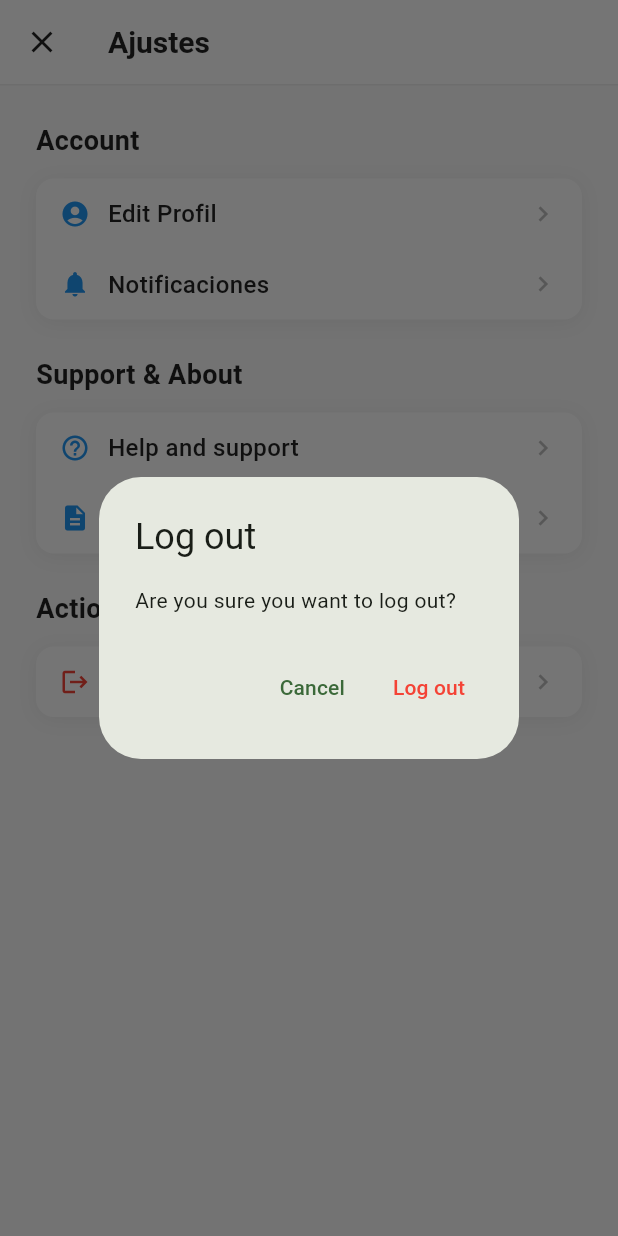
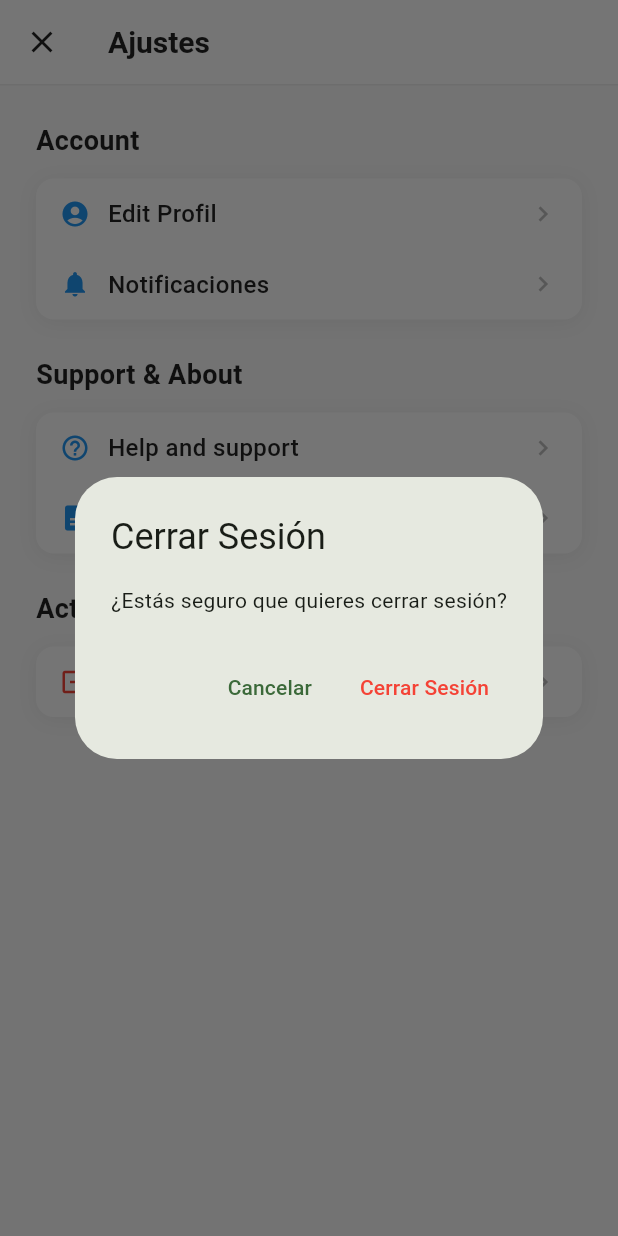
Before and after one commit to Th3Danny/safy_front, a Flutter app: the SettingsScreen screen opened by its route, after a tap on "Log out", on a phone screen of 412 x 824 dp. Run offline on Flutter 3.47's test engine with Material 3 defaults, Android fonts, the light colour scheme and no system bars; our stand-ins replace dio, flutter_map, geolocator, get_it, go_router, latlong2 and 1 more; accounts and stored records are empty.

Commit message:
Log out check

```diff
--- a/lib/settings/presentation/widgets/settings_list.dart
+++ b/lib/settings/presentation/widgets/settings_list.dart
@@ -1,12 +1,19 @@
 import 'package:flutter/material.dart';
 import 'package:go_router/go_router.dart';
 import 'package:safy/core/router/domain/constants/app_routes_constant.dart';
+import 'package:safy/core/session/session_manager.dart';
 import 'package:safy/shared/widget/settings_section.dart';
 import 'package:safy/shared/widget/settings_tile.dart';
 
+class SettingsList extends StatefulWidget {
+  const SettingsList({super.key});
 
-class SettingsList extends StatelessWidget {
-  const SettingsList({super.key});
+  @override
+  State<SettingsList> createState() => _SettingsListState();
+}
+
+class _SettingsListState extends State<SettingsList> {
+  bool _isLoggingOut = false;
 
   @override
   Widget build(BuildContext context) {
@@ -20,7 +27,7 @@ class SettingsList extends StatelessWidget {
               title: 'Edit Profil',
               icon: Icons.account_circle,
               onTap: () {
-                 context.go(AppRoutesConstant.editProfile);
+                context.go(AppRoutesConstant.editProfile);
               },
             ),
             SettingsTile(
@@ -67,8 +74,11 @@ class SettingsList extends StatelessWidget {
               icon: Icons.logout,
               textColor: Colors.red,
               iconColor: Colors.red,
+              // 🔧 CORRECCIÓN: No pasar null, manejar dentro de la función
               onTap: () {
-                _showLogoutDialog(context);
+                if (!_isLoggingOut) {
+                  _showLogoutDialog(context);
+                }
               },
             ),
           ],
@@ -80,29 +90,110 @@ class SettingsList extends StatelessWidget {
   void _showLogoutDialog(BuildContext context) {
     showDialog(
       context: context,
+      barrierDismissible: false,
+      builder: (BuildContext dialogContext) {
+        return StatefulBuilder(
+          builder: (context, setDialogState) {
+            return AlertDialog(
+              title: const Text('Cerrar Sesión'),
+              content: _isLoggingOut
+                  ? const Column(
+                      mainAxisSize: MainAxisSize.min,
+                      children: [
+                        CircularProgressIndicator(),
+                        SizedBox(height: 16),
+                        Text('Cerrando sesión...'),
+                      ],
+                    )
+                  : const Text('¿Estás seguro que quieres cerrar sesión?'),
+              actions: _isLoggingOut
+                  ? []
+                  : [
+                      TextButton(
+                        onPressed: () {
+                          Navigator.of(dialogContext).pop();
+                        },
+                        child: const Text('Cancelar'),
+                      ),
+                      TextButton(
+                        onPressed: () async {
+                          // 🔧 CORRECCIÓN: Actualizar ambos estados
+                          setState(() {
+                            _isLoggingOut = true;
+                          });
+                          setDialogState(() {
+                            _isLoggingOut = true;
+                          });
+
+                          await _performSimpleLogout(dialogContext);
+                        },
+                        style: TextButton.styleFrom(
+                          foregroundColor: Colors.red,
+                        ),
+                        child: const Text('Cerrar Sesión'),
+                      ),
+                    ],
+            );
+          },
+        );
+      },
+    );
+  }
+
+  Future<void> _performSimpleLogout(BuildContext dialogContext) async {
+    try {
+      print('[SettingsList] 🚪 Iniciando logout simple...');
+
+      // Limpiar sesión directamente
+      await SessionManager.instance.clearSession();
+
+      print('[SettingsList] ✅ Logout simple exitoso');
+
+      // Pequeña pausa para que se vea el loading
+      await Future.delayed(const Duration(milliseconds: 500));
+
+      // Cerrar diálogo
+      if (Navigator.of(dialogContext).canPop()) {
+        Navigator.of(dialogContext).pop();
+      }
+
+      // Navegar al login
+      if (mounted) {
+        context.go(AppRoutesConstant.login);
+      }
+
+    } catch (e) {
+      print('[SettingsList] ❌ Error en logout simple: $e');
+
+      if (Navigator.of(dialogContext).canPop()) {
+        Navigator.of(dialogContext).pop();
+      }
+
+      if (mounted) {
+        _showErrorDialog('Error al cerrar sesión. Intenta nuevamente.');
+      }
+    } finally {
+      if (mounted) {
+        setState(() {
+          _isLoggingOut = false;
+        });
+      }
+    }
+  }
+
+  void _showErrorDialog(String message) {
+    showDialog(
+      context: context,
       builder: (BuildContext context) {
         return AlertDialog(
-          title: const Text('Log out'),
-          content: const Text('Are you sure you want to log out?'),
+          title: const Text('Error'),
+          content: Text(message),
           actions: [
             TextButton(
               onPressed: () {
                 Navigator.of(context).pop();
               },
-              child: const Text('Cancel'),
-            ),
-            TextButton(
-               onPressed: () {
-          if (Navigator.of(context).canPop()) {
-            context.pop();
-          } else {
-            context.go(AppRoutesConstant.login); // o a donde quieras redirigir en fallback
-          }
-        },
-              style: TextButton.styleFrom(
-                foregroundColor: Colors.red,
-              ),
-              child: const Text('Log out'),
+              child: const Text('OK'),
             ),
           ],
         );
```
